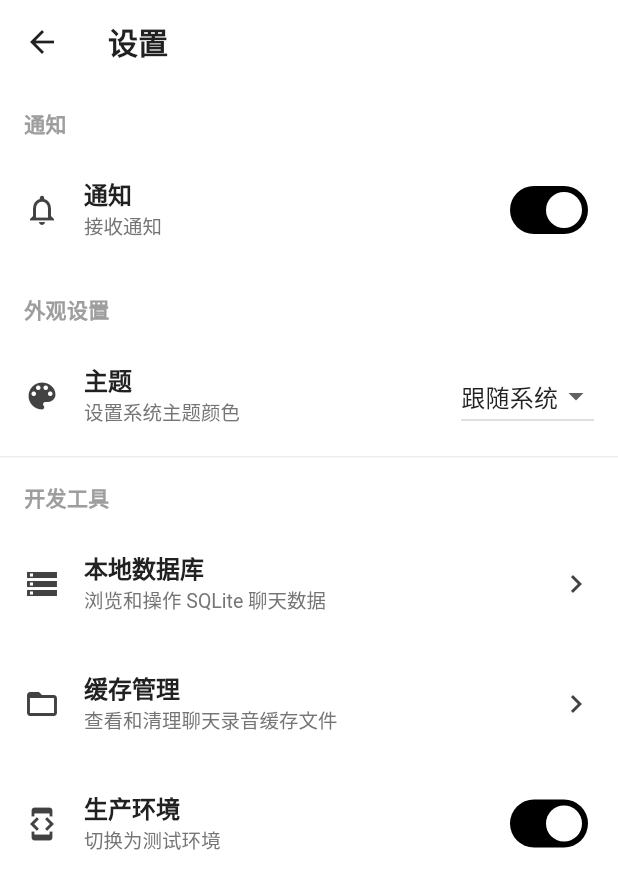
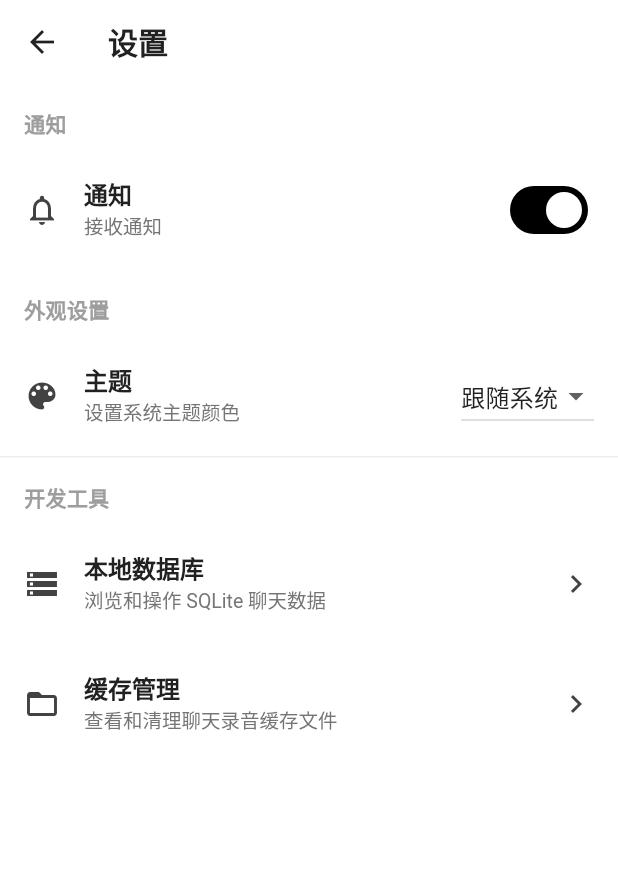
Before and after one commit to armomu/komodo, a Flutter app: the SettingsPage screen opened by its route, on a phone screen of 412 x 824 dp. Shown: the top 889 px of the screen. Run offline on Flutter 3.47's test engine with Material 3 defaults, Android fonts, the phone set to English and light mode, and no system bars; our stand-ins replace audioplayers, card_swiper, dio, flutter_native_splash, get, get_storage and 10 more; missing offline and left inert: flutter_webrtc, record, rtmp_streaming; accounts and stored records are empty; network calls fail; project files that could hold a hidden picture were left out.

Commit message:
feat(settings): 移除生产/开发环境切换

```diff
--- a/lib/pages/settings/settings_page.dart
+++ b/lib/pages/settings/settings_page.dart
@@ -81,19 +81,6 @@ class SettingsPage extends StatelessWidget {
             trailing: const Icon(Icons.chevron_right),
             onTap: () => Get.toNamed(Routes.cacheBrowser),
           ),
-          ListTile(
-            leading: const Icon(Icons.developer_mode),
-            title: Text(BaseUrl.inPrd ? '生产环境' : '测试环境'),
-            subtitle: Text('切换为${BaseUrl.inPrd ? '测试环境' : '生产环境'}'),
-            trailing: Switch(
-              value: BaseUrl.inPrd,
-              onChanged: (value) {
-                BaseUrl.inPrd = value;
-                Get.back();
-              },
-            ),
-          ),
-
           // 注销登录
           Obx(() {
             final userController = Get.find<UserController>();
```
